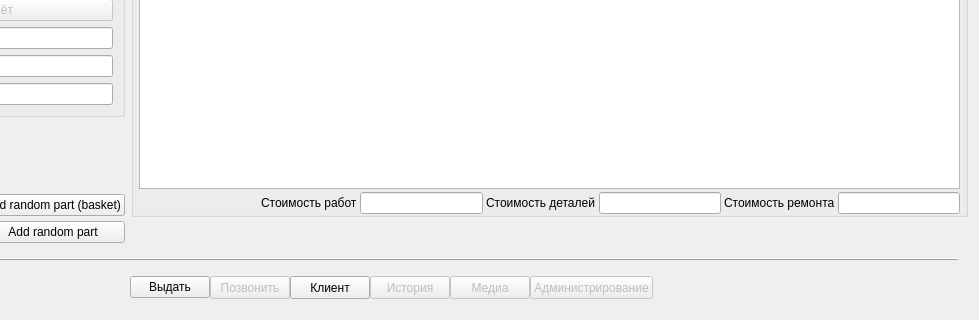
Qt form tabrepair.ui (solderercb/snap_crm) before a commit; both pictures show x 197 to 1176 and y 688 to 1008 of the 1176 by 1008 pixel window.
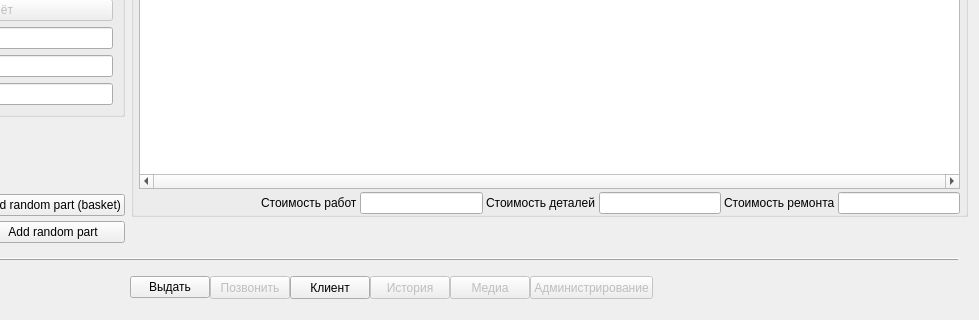
The same form after that commit. Icons and pictures are not drawn. Custom widgets are drawn as their Qt base class.

Diff of the .ui file:
```diff
--- a/tabrepair.ui
+++ b/tabrepair.ui
@@ -1260,7 +1260,10 @@
                 <item row="1" column="0">
                  <widget class="worksAndSparePartsTable" name="tableViewWorksAndSpareParts">
                   <property name="horizontalScrollBarPolicy">
-                   <enum>Qt::ScrollBarAlwaysOff</enum>
+                   <enum>Qt::ScrollBarAlwaysOn</enum>
+                  </property>
+                  <property name="sizeAdjustPolicy">
+                   <enum>QAbstractScrollArea::AdjustToContents</enum>
                   </property>
                   <property name="alternatingRowColors">
                    <bool>true</bool>
```
